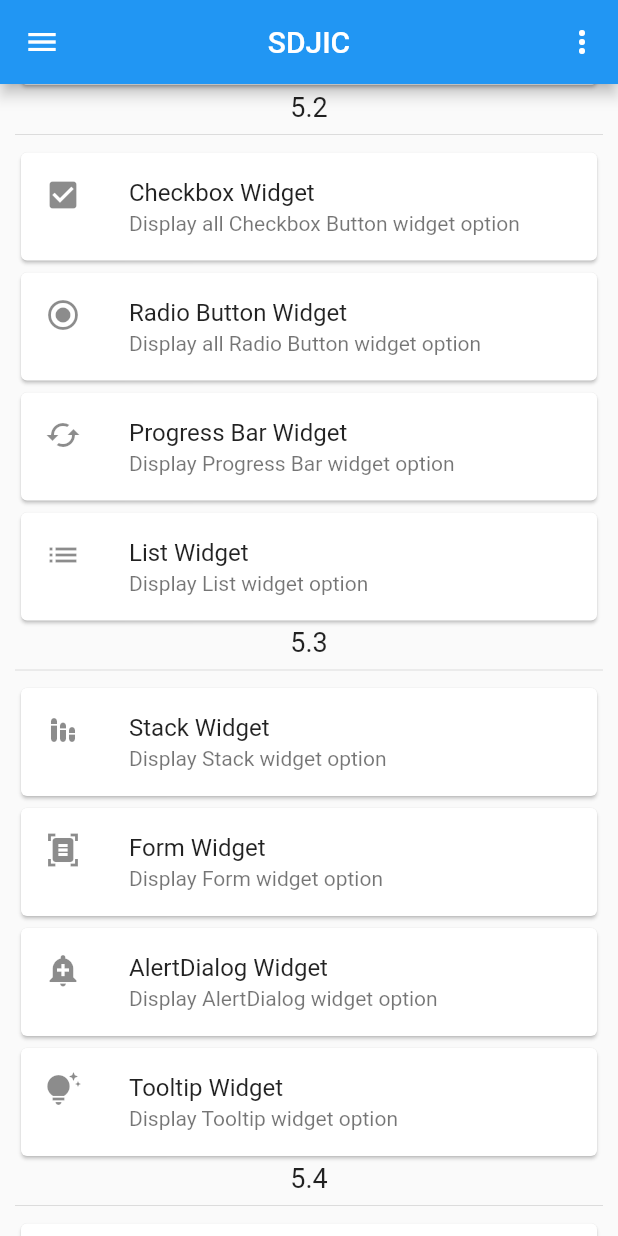
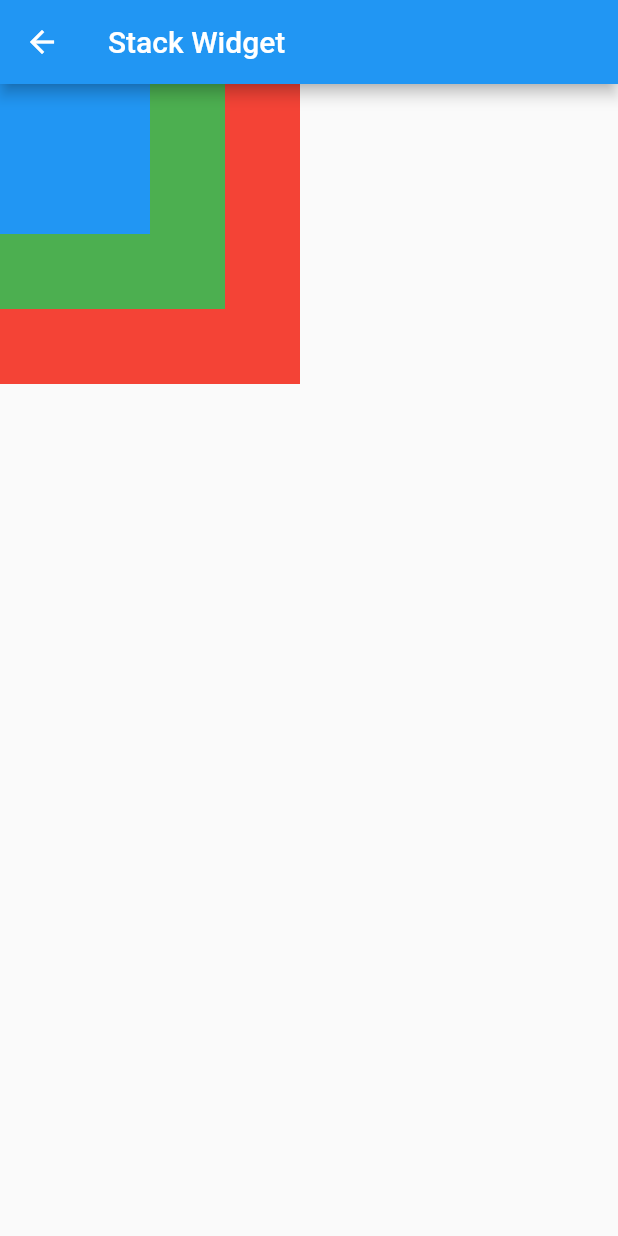
Before and after one commit to NehalPatel/sdjic_flutter, a Flutter app: the screen it shows after launch, scrolled down 576 dp, after a tap on "Stack Widget", on a phone screen of 412 x 824 dp. Run offline on Flutter 3.47's test engine with Material 2 defaults, Android fonts, the phone set to English and light mode, and no system bars; our stand-ins replace flutter_swiper_null_safety, google_fonts.

Commit message:
Stack added

```diff
--- /dev/null
+++ b/lib/Screens/Section3/stack_page.dart
@@ -0,0 +1,33 @@
+import 'package:flutter/material.dart';
+
+class StackPage extends StatelessWidget {
+  const StackPage({Key? key}) : super(key: key);
+
+  @override
+  Widget build(BuildContext context) {
+    return Scaffold(
+      appBar: AppBar(
+        title: Text("Stack Widget"),
+      ),
+      body: Stack(
+        children: [
+          Container(
+            color: Colors.red,
+            height: 200,
+            width: 200,
+          ),
+          Container(
+            color: Colors.green,
+            height: 150,
+            width: 150,
+          ),
+          Container(
+            color: Colors.blue,
+            height: 100,
+            width: 100,
+          ),
+        ],
+      ),
+    );
+  }
+}
--- a/lib/Screens/home_page.dart
+++ b/lib/Screens/home_page.dart
@@ -159,7 +159,7 @@ class HomePage extends StatelessWidget {
                     Divider(),
                     GestureDetector(
                       onTap: () {
-                        print('clicked');
+                        Navigator.pushNamed(context, "/s3/stack");
                       },
                       child: Card(
                         child: ListTile(
--- a/lib/main.dart
+++ b/lib/main.dart
@@ -12,6 +12,7 @@ import 'package:sdjic_flutter/Screens/Section2/listview_page.dart';
 import 'package:sdjic_flutter/Screens/Section2/long_listview_page.dart';
 import 'package:sdjic_flutter/Screens/Section2/progressbar_page.dart';
 import 'package:sdjic_flutter/Screens/Section2/radiobutton_page.dart';
+import 'package:sdjic_flutter/Screens/Section3/stack_page.dart';
 import 'package:sdjic_flutter/Screens/home_page.dart';
 
 void main() {
@@ -44,6 +45,7 @@ class MyApp extends StatelessWidget {
         '/s2/listview/long' : (context) => LongListViewPage(),
         '/s2/listview/grid' : (context) => GridListViewPage(),
         '/s2/listview/horizontal' : (context) => HorizontalListViewPage(),
+        '/s3/stack' : (context) => StackPage(),
       },
       initialRoute: "/",
     );
```
